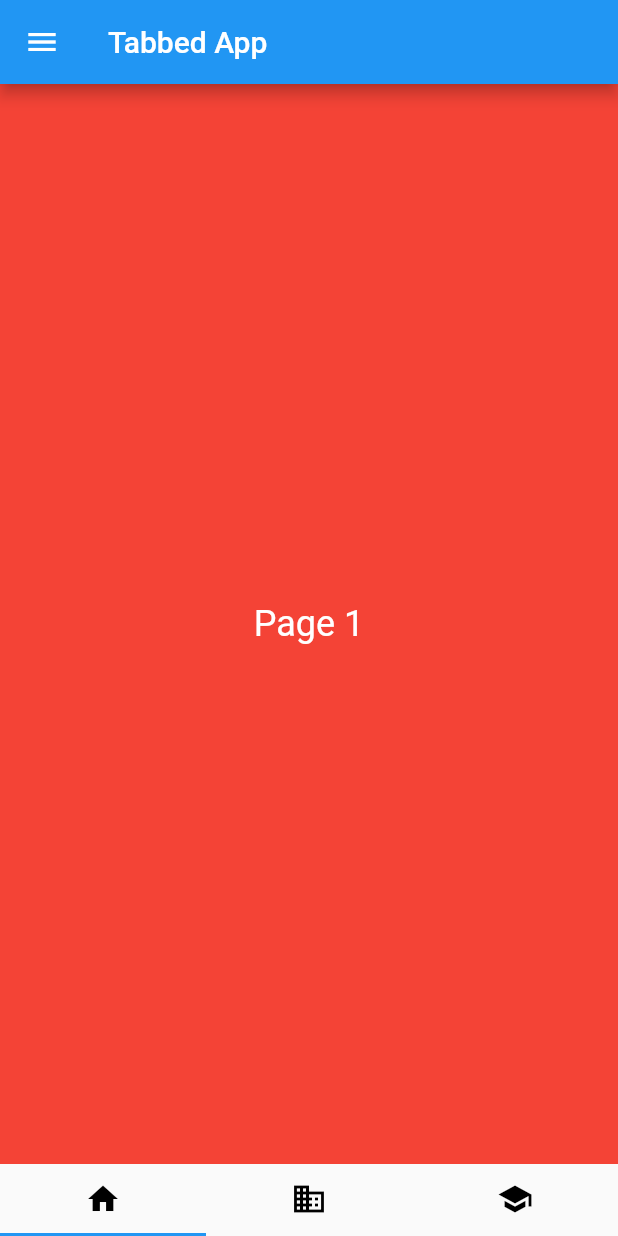
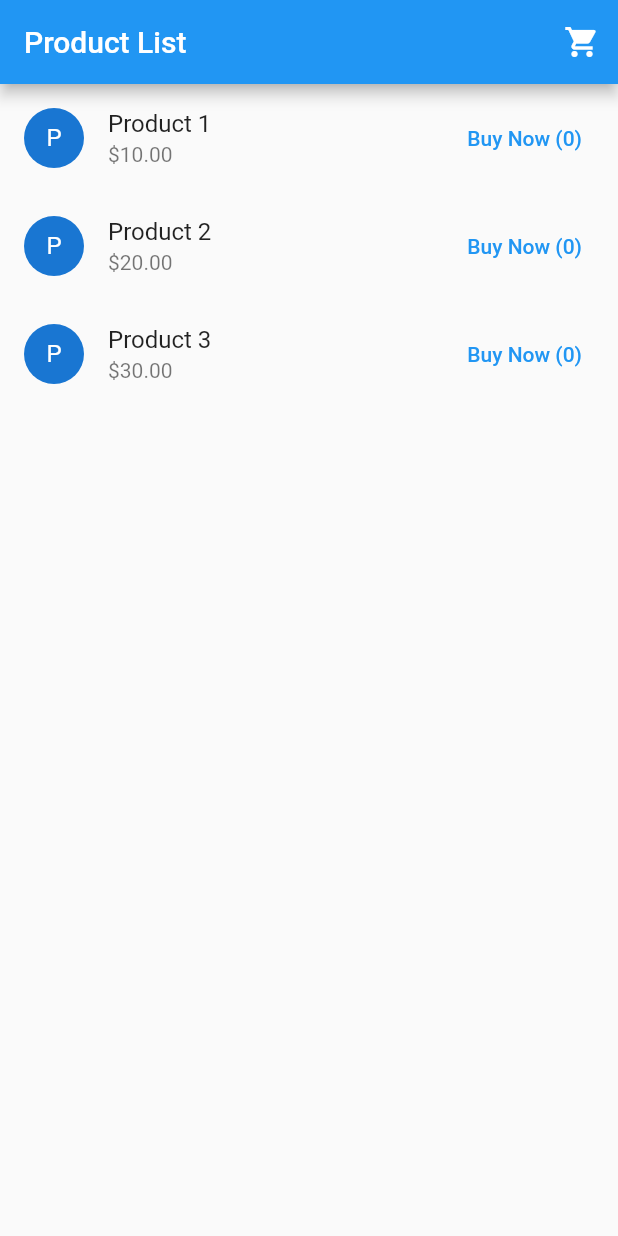
Before and after one commit to Hasibol-Hoda-Inu/Dart-Ostad, a Flutter app: the screen it shows after launch, on a phone screen of 412 x 824 dp. Run offline on Flutter 3.47's test engine with Material 2 defaults, Android fonts, the phone set to English and light mode, and no system bars.

Commit message:
Update main.dart

```diff
--- a/lib/main.dart
+++ b/lib/main.dart
@@ -8,114 +8,124 @@ class MyApp extends StatelessWidget {
   @override
   Widget build(BuildContext context) {
     return MaterialApp(
-      home: MyTabbedPage(),
+      debugShowCheckedModeBanner: false,
+      home: ProductList(),
     );
   }
 }
 
-class MyTabbedPage extends StatefulWidget {
+class ProductList extends StatefulWidget {
   @override
-  _MyTabbedPageState createState() => _MyTabbedPageState();
+  _ProductListState createState() => _ProductListState();
 }
 
-class _MyTabbedPageState extends State<MyTabbedPage>
-    with SingleTickerProviderStateMixin {
-  late TabController _tabController;
-
-  @override
-  void initState() {
-    super.initState();
-    _tabController = TabController(length: 3, vsync: this);
-  }
-
-  @override
-  void dispose() {
-    _tabController.dispose();
-    super.dispose();
-  }
+class _ProductListState extends State<ProductList> {
+  List<Product> products = [
+    Product('Product 1', 10),
+    Product('Product 2', 20),
+    Product('Product 3', 30),
+  ];
 
   @override
   Widget build(BuildContext context) {
     return Scaffold(
       appBar: AppBar(
-        title: Text('Tabbed App'),
+        title: Text('Product List'),
+        actions: [
+          IconButton(
+            icon: Icon(Icons.shopping_cart),
+            onPressed: () {
+              Navigator.push(
+                context,
+                MaterialPageRoute(builder: (context) => CartPage(products: products)),
+              );
+            },
+          ),
+        ],
       ),
-      drawer: Drawer(
-        child: ListView(
-          children: <Widget>[
-            ListTile(
-              title: Text('Page 1'),
-              onTap: () {
-                Navigator.pop(context);
-                _tabController.animateTo(0);
-              },
-            ),
-            ListTile(
-              title: Text('Page 2'),
-              onTap: () {
-                Navigator.pop(context);
-                _tabController.animateTo(1);
-              },
-            ),
-            ListTile(
-              title: Text('Page 3'),
-              onTap: () {
-                Navigator.pop(context);
-                _tabController.animateTo(2);
-              },
-            ),
-          ],
-        ),
-      ),
-      bottomNavigationBar: Theme(
-        data: Theme.of(context).copyWith(
-          // Set the unselected label color to black
-          tabBarTheme: TabBarTheme(
-            labelColor: Colors.black,
-            unselectedLabelColor: Colors.black,
-          ),
-        ),
-        child: TabBar(
-          controller: _tabController,
-          tabs: <Widget>[
-            Tab(
-              icon: Icon(Icons.home),
-            ),
-            Tab(
-              icon: Icon(Icons.business),
-            ),
-            Tab(
-              icon: Icon(Icons.school),
-            ),
-          ],
-        ),
-      ),
-      body: TabBarView(
-        controller: _tabController,
-        children: <Widget>[
-          MyPage(number: 1, color: Colors.red),
-          MyPage(number: 2, color: Colors.blue),
-          MyPage(number: 3, color: Colors.green),
-        ],
+      body: ListView.builder(
+        itemCount: products.length,
+        itemBuilder: (context, index) {
+          return ProductItem(
+            product: products[index],
+            onBuyNowPressed: () {
+              setState(() {
+                products[index].buyCount++;
+                if (products[index].buyCount == 5) {
+                  showDialog(
+                    context: context,
+                    builder: (context) {
+                      return AlertDialog(
+                        title: Text('Congratulations!'),
+                        content: Text('You\'ve bought 5 ${products[index].name}!'),
+                        actions: [
+                          TextButton(
+                            onPressed: () {
+                              Navigator.of(context).pop();
+                            },
+                            child: Text('OK'),
+                          ),
+                        ],
+                      );
+                    },
+                  );
+                }
+              });
+            },
+          );
+        },
       ),
     );
   }
 }
 
-class MyPage extends StatelessWidget {
-  final int number;
-  final Color color;
+class Product {
+  final String name;
+  final double price;
+  int buyCount;
 
-  const MyPage({required this.number, required this.color});
+  Product(this.name, this.price) : buyCount = 0;
+}
+
+class ProductItem extends StatelessWidget {
+  final Product product;
+  final VoidCallback onBuyNowPressed;
+
+  ProductItem({required this.product, required this.onBuyNowPressed});
 
   @override
   Widget build(BuildContext context) {
-    return Container(
-      color: color,
-      child: Center(
+    return ListTile(
+      leading: CircleAvatar(
+        child: Text(product.name.substring(0, 1)),
+      ),
+      title: Text(product.name),
+      subtitle: Text('\$${product.price.toStringAsFixed(2)}'),
+      trailing: TextButton(
+        onPressed: onBuyNowPressed,
+        child: Text('Buy Now (${product.buyCount})'),
+      ),
+    );
+  }
+}
+
+class CartPage extends StatelessWidget {
+  final List<Product> products;
+
+  CartPage({required this.products});
+
+  @override
+  Widget build(BuildContext context) {
+    int totalBuyCount = products.fold(0, (sum, product) => sum + product.buyCount);
+
+    return Scaffold(
+      appBar: AppBar(
+        title: Text('Cart'),
+      ),
+      body: Center(
         child: Text(
-          'Page $number',
-          style: TextStyle(fontSize: 24, color: Colors.white),
+          'Total Products: $totalBuyCount',
+          style: TextStyle(fontSize: 24),
         ),
       ),
     );
```
